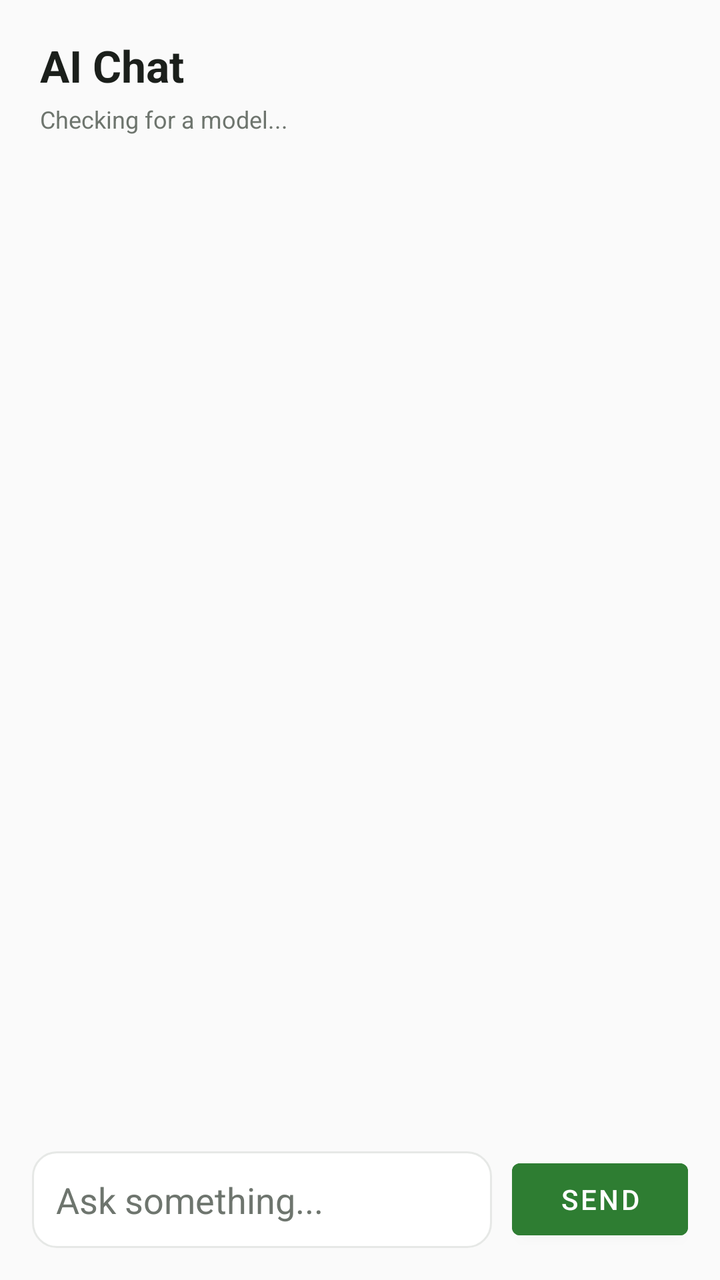
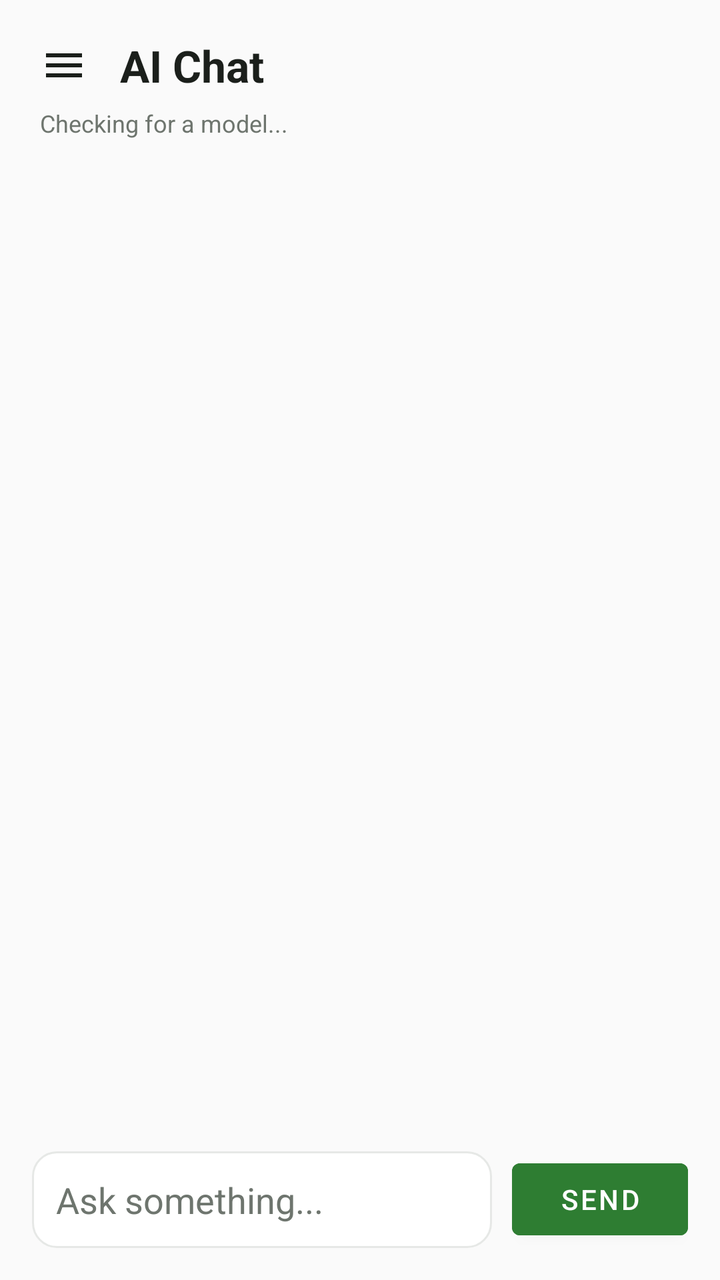

Screens rendered from an Android XML layout before and after an edit, with the pre-edit source and the edit as a unified diff.
<!-- AndroidManifest.xml: application theme Theme.PhoneServer -->
<!-- res/layout/fragment_chat.xml -->
<?xml version="1.0" encoding="utf-8"?>
<LinearLayout xmlns:android="http://schemas.android.com/apk/res/android"
    android:layout_width="match_parent"
    android:layout_height="match_parent"
    android:orientation="vertical"
    android:background="@color/home_bg">

    <TextView
        android:layout_width="wrap_content"
        android:layout_height="wrap_content"
        android:text="AI Chat"
        android:textColor="@color/home_text_primary"
        android:textSize="22sp"
        android:textStyle="bold"
        android:paddingStart="20dp"
        android:paddingEnd="20dp"
        android:paddingTop="18dp"
        android:paddingBottom="4dp" />

    <TextView
        android:id="@+id/model_status_text"
        android:layout_width="match_parent"
        android:layout_height="wrap_content"
        android:text="Checking for a model..."
        android:textColor="@color/home_text_secondary"
        android:textSize="12sp"
        android:paddingStart="20dp"
        android:paddingEnd="20dp"
        android:paddingBottom="10dp" />

    <Button
        android:id="@+id/import_model_button"
        android:layout_width="match_parent"
        android:layout_height="wrap_content"
        android:layout_marginStart="20dp"
        android:layout_marginEnd="20dp"
        android:layout_marginBottom="10dp"
        android:backgroundTint="@color/home_accent"
        android:textColor="@color/home_surface"
        android:text="Import Model File (.gguf)"
        android:visibility="gone" />

    <ScrollView
        android:id="@+id/conversation_scroll"
        android:layout_width="match_parent"
        android:layout_height="0dp"
        android:layout_weight="1"
        android:paddingStart="20dp"
        android:paddingEnd="20dp">

        <TextView
            android:id="@+id/conversation_text"
            android:layout_width="match_parent"
            android:layout_height="wrap_content"
            android:textColor="@color/home_text_primary"
            android:textSize="14sp"
            android:lineSpacingMultiplier="1.2"
            android:text="" />
    </ScrollView>

    <LinearLayout
        android:layout_width="match_parent"
        android:layout_height="wrap_content"
        android:orientation="horizontal"
        android:gravity="center_vertical"
        android:padding="16dp">

        <EditText
            android:id="@+id/prompt_input"
            android:layout_width="0dp"
            android:layout_height="wrap_content"
            android:layout_weight="1"
            android:hint="Ask something..."
            android:background="@drawable/bg_input_outline"
            android:textColor="@color/home_text_primary"
            android:textColorHint="@color/home_text_secondary"
            android:padding="12dp"
            android:maxLines="4"
            android:layout_marginEnd="10dp" />

        <Button
            android:id="@+id/send_button"
            android:layout_width="wrap_content"
            android:layout_height="wrap_content"
            android:backgroundTint="@color/home_accent"
            android:textColor="@color/home_surface"
            android:text="Send" />
    </LinearLayout>

</LinearLayout>
<!-- resources referenced by this layout -->
<resources>
  <color name="home_accent">#2E7D32</color>
  <color name="home_bg">#FAFAFA</color>
  <color name="home_surface">#FFFFFF</color>
  <color name="home_text_primary">#1B1F1B</color>
  <color name="home_text_secondary">#6E756E</color>
  <!-- drawable bg_input_outline (drawable) -->
  <shape xmlns:android="http://schemas.android.com/apk/res/android">
      <solid android:color="@color/home_surface" />
      <corners android:radius="12dp" />
      <stroke android:width="1dp" android:color="@color/home_border" />
  </shape>
  <style name="Theme.PhoneServer" parent="Theme.MaterialComponents.DayNight.NoActionBar">
          <item name="android:colorBackground">@color/bg_dark</item>
          <item name="android:textColorPrimary">@color/text_primary</item>
          <item name="android:textColorSecondary">@color/text_secondary</item>
          <item name="android:statusBarColor">@color/bg_dark</item>
          <item name="android:navigationBarColor">@color/bg_dark</item>
          <item name="android:windowBackground">@color/bg_dark</item>
          <item name="colorPrimary">@color/accent</item>
          <item name="colorPrimaryDark">@color/bg_dark</item>
          <item name="colorAccent">@color/accent</item>
      </style>
  <color name="home_border">#E6E8E6</color>
  <color name="bg_dark">#0D0F14</color>
  <color name="text_primary">#F2F4F8</color>
  <color name="text_secondary">#8A93A6</color>
  <color name="accent">#2979FF</color>
</resources>

<!-- the commit's change to res/layout/fragment_chat.xml (unified diff, before → after) -->
@@ -5,17 +5,31 @@
     android:orientation="vertical"
     android:background="@color/home_bg">
 
-    <TextView
-        android:layout_width="wrap_content"
+    <LinearLayout
+        android:layout_width="match_parent"
         android:layout_height="wrap_content"
-        android:text="AI Chat"
-        android:textColor="@color/home_text_primary"
-        android:textSize="22sp"
-        android:textStyle="bold"
+        android:orientation="horizontal"
+        android:gravity="center_vertical"
         android:paddingStart="20dp"
         android:paddingEnd="20dp"
         android:paddingTop="18dp"
-        android:paddingBottom="4dp" />
+        android:paddingBottom="6dp">
+
+        <ImageView
+            android:id="@+id/menu_button"
+            android:layout_width="24dp"
+            android:layout_height="24dp"
+            android:src="@drawable/ic_menu" />
+
+        <TextView
+            android:layout_width="wrap_content"
+            android:layout_height="wrap_content"
+            android:layout_marginStart="16dp"
+            android:text="AI Chat"
+            android:textColor="@color/home_text_primary"
+            android:textSize="22sp"
+            android:textStyle="bold" />
+    </LinearLayout>
 
     <TextView
         android:id="@+id/model_status_text"
<!-- resource entries referenced after the edit -->
@@ -11,6 +11,11 @@
       <corners android:radius="12dp" />
       <stroke android:width="1dp" android:color="@color/home_border" />
   </shape>
+  <!-- drawable ic_menu (drawable) -->
+  <vector xmlns:android="http://schemas.android.com/apk/res/android"
+      android:width="24dp" android:height="24dp" android:viewportWidth="24" android:viewportHeight="24">
+      <path android:fillColor="#1B1F1B" android:pathData="M3,6h18v2H3zM3,11h18v2H3zM3,16h18v2H3z"/>
+  </vector>
   <style name="Theme.PhoneServer" parent="Theme.MaterialComponents.DayNight.NoActionBar">
           <item name="android:colorBackground">@color/bg_dark</item>
           <item name="android:textColorPrimary">@color/text_primary</item>
